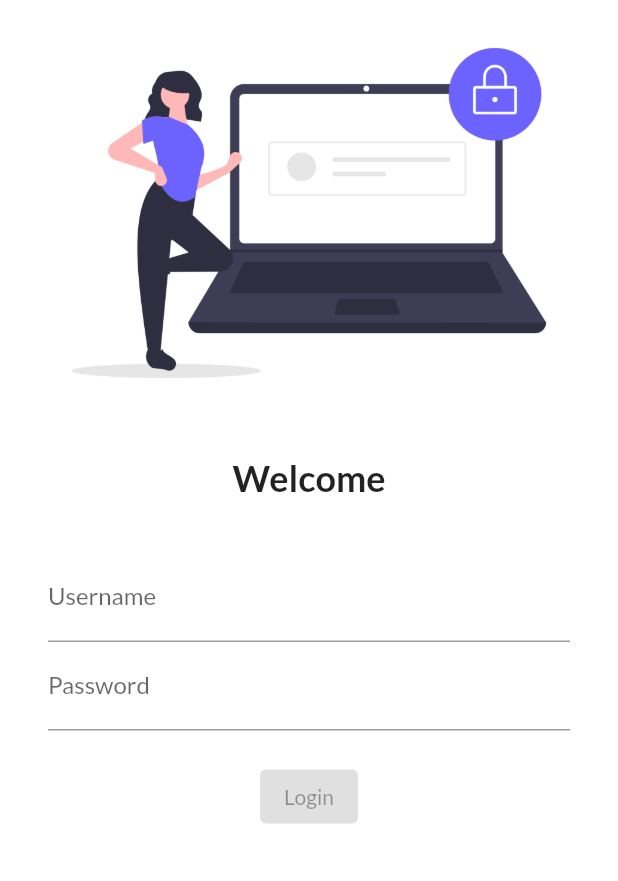
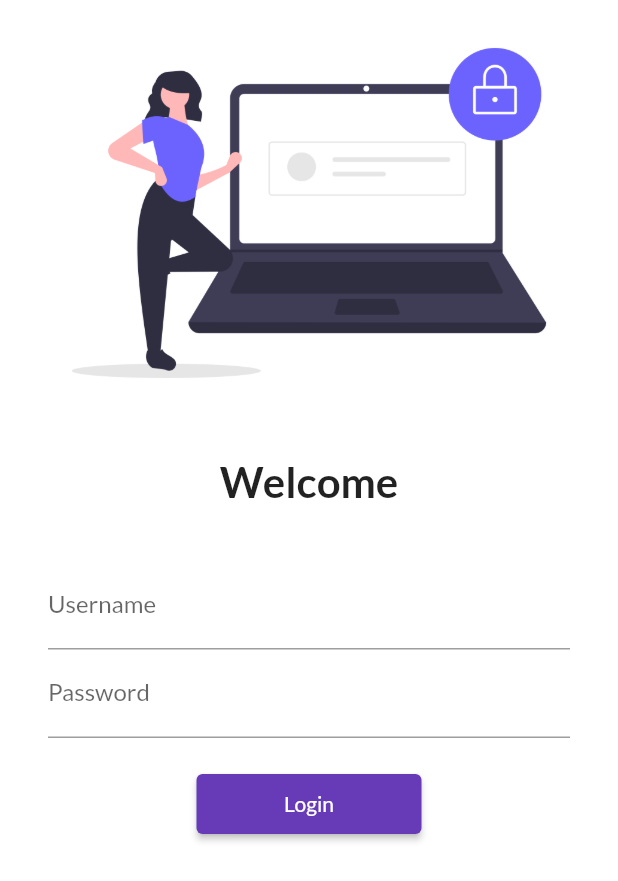
Before and after one commit to kojuabhishek/30daysOfFlutter, a Flutter app: the screen it shows after launch, on a phone screen of 412 x 824 dp. Shown: the top 881 px of the screen. Run offline on Flutter 3.47's test engine with Material 2 defaults, Android fonts, the phone set to English and light mode, and no system bars; our stand-ins replace google_fonts.

Commit message:
day5 complete

```diff
--- a/lib/main.dart
+++ b/lib/main.dart
@@ -3,6 +3,7 @@ import 'package:flutter_catalog/pages/login_page.dart';
 import 'package:google_fonts/google_fonts.dart';
 
 import 'pages/home_page.dart';
+import 'utils/routes.dart';
 
 void main() {
   runApp(MyApp());
@@ -25,8 +26,8 @@ class MyApp extends StatelessWidget {
 
       routes: {
         "/": (context) => LoginPage(),
-        "/home": (context) => HomePage(),
-        "/login": (context) => LoginPage()
+        MyRoutes.homeRoute: (context) => HomePage(),
+        MyRoutes.loginRoute: (context) => LoginPage()
       },
     );
   }
--- a/lib/pages/login_page.dart
+++ b/lib/pages/login_page.dart
@@ -1,4 +1,5 @@
 import 'package:flutter/material.dart';
+import 'package:flutter_catalog/utils/routes.dart';
 
 class LoginPage extends StatelessWidget {
   const LoginPage({Key? key}) : super(key: key);
@@ -7,7 +8,8 @@ class LoginPage extends StatelessWidget {
   Widget build(BuildContext context) {
     return Material(
         color: Colors.white,
-        child: Column(
+        child: SingleChildScrollView(
+            child: Column(
           children: [
             Image.asset(
               "assets/images/login.png",
@@ -19,7 +21,7 @@ class LoginPage extends StatelessWidget {
             Text(
               "Welcome",
               style: TextStyle(
-                fontSize: 24,
+                fontSize: 28,
                 fontWeight: FontWeight.bold,
               ),
             ),
@@ -48,14 +50,16 @@ class LoginPage extends StatelessWidget {
                     height: 20.0,
                   ),
                   ElevatedButton(
-                    onPressed: () {print("Hi Codepur")},
+                    onPressed: () {
+                      Navigator.pushNamed(context, MyRoutes.homeRoute);
+                    },
                     child: Text("Login"),
-                    style: TextButton.styleForm(),
+                    style: TextButton.styleFrom(minimumSize: Size(150, 40)),
                   )
                 ],
               ),
             )
           ],
-        ));
+        )));
   }
 }
--- /dev/null
+++ b/lib/utils/routes.dart
@@ -0,0 +1,4 @@
+class MyRoutes {
+  static String loginRoute = "/login";
+  static String homeRoute = "/home";
+}
```
